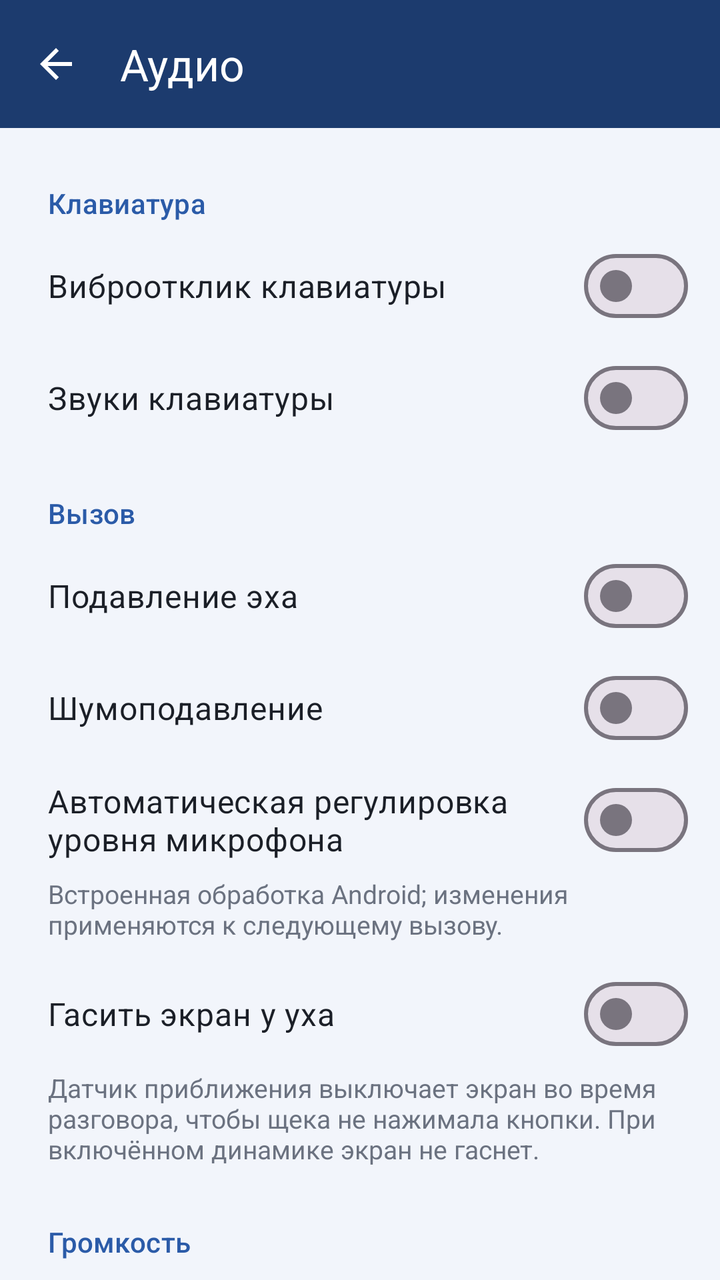
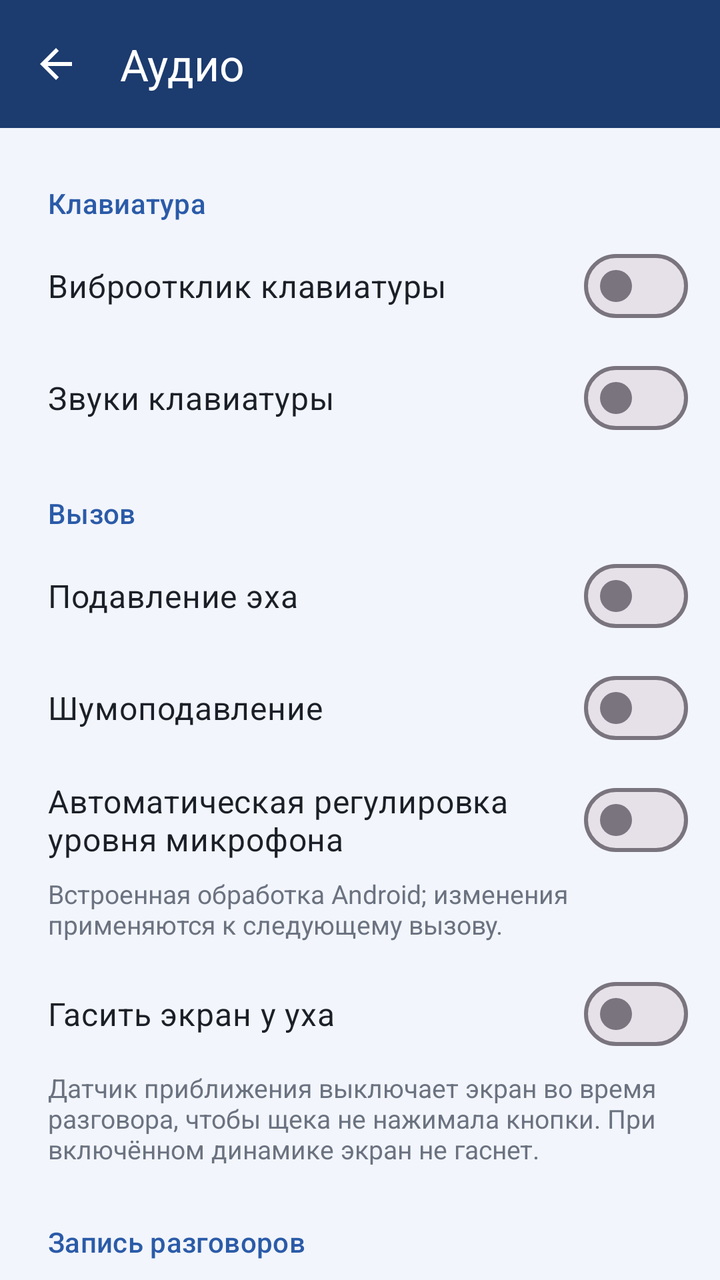

Before-and-after screenshots of an Android layout around one commit, followed by the original layout XML and the change that was made.
<!-- AndroidManifest.xml: application theme Theme.IaxPhone -->
<!-- res/layout/activity_audio.xml -->
<?xml version="1.0" encoding="utf-8"?>
<LinearLayout xmlns:android="http://schemas.android.com/apk/res/android"
    xmlns:app="http://schemas.android.com/apk/res-auto"
    android:id="@+id/root"
    android:layout_width="match_parent"
    android:layout_height="match_parent"
    android:background="@color/page_bg"
    android:orientation="vertical">

    <com.google.android.material.appbar.MaterialToolbar
        android:id="@+id/toolbar"
        android:layout_width="match_parent"
        android:layout_height="wrap_content"
        android:background="@color/top_bar"
        android:minHeight="?attr/actionBarSize"
        android:theme="@style/TopBarOverlay"
        app:navigationIcon="@drawable/ic_arrow_back"
        app:navigationIconTint="@android:color/white"
        app:title="@string/audio"
        app:titleTextColor="@android:color/white" />

    <androidx.core.widget.NestedScrollView
        android:id="@+id/content"
        android:layout_width="match_parent"
        android:layout_height="match_parent">

        <LinearLayout
            android:layout_width="match_parent"
            android:layout_height="wrap_content"
            android:orientation="vertical"
            android:paddingStart="24dp"
            android:paddingTop="8dp"
            android:paddingEnd="16dp"
            android:paddingBottom="24dp">

            
            <TextView style="@style/SettingsSection" android:text="@string/audio_keypad" />

            <com.google.android.material.materialswitch.MaterialSwitch
                android:id="@+id/keyVibrate"
                style="@style/SettingsSwitch"
                android:text="@string/audio_key_vibrate" />

            <com.google.android.material.materialswitch.MaterialSwitch
                android:id="@+id/keySound"
                style="@style/SettingsSwitch"
                android:text="@string/audio_key_sound" />

            
            <TextView style="@style/SettingsSection" android:text="@string/audio_call" />

            <com.google.android.material.materialswitch.MaterialSwitch
                android:id="@+id/echoCancel"
                style="@style/SettingsSwitch"
                android:text="@string/audio_echo" />

            <com.google.android.material.materialswitch.MaterialSwitch
                android:id="@+id/noiseSuppress"
                style="@style/SettingsSwitch"
                android:text="@string/audio_noise" />

            <com.google.android.material.materialswitch.MaterialSwitch
                android:id="@+id/autoGain"
                style="@style/SettingsSwitch"
                android:text="@string/audio_agc" />

            <TextView
                android:id="@+id/effectsHint"
                style="@style/SettingsHint"
                android:text="@string/audio_effects_hint" />

            <com.google.android.material.materialswitch.MaterialSwitch
                android:id="@+id/proximity"
                style="@style/SettingsSwitch"
                android:text="@string/audio_proximity" />

            <TextView
                style="@style/SettingsHint"
                android:text="@string/audio_proximity_hint" />

            
            <TextView style="@style/SettingsSection" android:text="@string/audio_volume" />

            <TextView
                android:id="@+id/speakerLabel"
                android:layout_width="wrap_content"
                android:layout_height="wrap_content"
                android:layout_marginTop="8dp"
                android:textColor="@color/key_text"
                android:textSize="16sp" />

            <com.google.android.material.slider.Slider
                android:id="@+id/speakerGain"
                android:layout_width="match_parent"
                android:layout_height="wrap_content"
                android:contentDescription="@string/audio_speaker_gain"
                android:stepSize="1"
                android:valueFrom="-6"
                android:valueTo="12"
                app:labelBehavior="gone" />

            <TextView
                android:id="@+id/micLabel"
                android:layout_width="wrap_content"
                android:layout_height="wrap_content"
                android:layout_marginTop="8dp"
                android:textColor="@color/key_text"
                android:textSize="16sp" />

            <com.google.android.material.slider.Slider
                android:id="@+id/micGain"
                android:layout_width="match_parent"
                android:layout_height="wrap_content"
                android:contentDescription="@string/audio_mic_gain"
                android:stepSize="1"
                android:valueFrom="-6"
                android:valueTo="12"
                app:labelBehavior="gone" />

            <TextView
                style="@style/SettingsHint"
                android:text="@string/audio_gain_hint" />
        </LinearLayout>
    </androidx.core.widget.NestedScrollView>
</LinearLayout>
<!-- resources referenced by this layout -->
<resources>
  <color name="key_text">#1B1F27</color>
  <color name="page_bg">#F2F5FB</color>
  <color name="top_bar">#1C3B6E</color>
  <!-- drawable ic_arrow_back (drawable) -->
  <vector xmlns:android="http://schemas.android.com/apk/res/android"
      android:width="24dp" android:height="24dp" android:viewportWidth="24" android:viewportHeight="24"
      android:tint="?attr/colorControlNormal">
      <path android:fillColor="@android:color/white"
          android:pathData="M20,11H7.83l5.59,-5.59L12,4l-8,8 8,8 1.41,-1.41L7.83,13H20v-2z" />
  </vector>
  <string name="audio">Аудио</string>
  <string name="audio_agc">Автоматическая регулировка уровня микрофона</string>
  <string name="audio_call">Вызов</string>
  <string name="audio_echo">Подавление эха</string>
  <string name="audio_effects_hint">Встроенная обработка Android; изменения применяются к следующему вызову.</string>
  <string name="audio_gain_hint">Действует сразу, в том числе во время разговора. Слишком большое усиление может давать хрип.</string>
  <string name="audio_key_sound">Звуки клавиатуры</string>
  <string name="audio_key_vibrate">Виброотклик клавиатуры</string>
  <string name="audio_keypad">Клавиатура</string>
  <string name="audio_mic_gain">Усиление микрофона</string>
  <string name="audio_noise">Шумоподавление</string>
  <string name="audio_proximity">Гасить экран у уха</string>
  <string name="audio_proximity_hint">Датчик приближения выключает экран во время разговора, чтобы щека не нажимала кнопки. При включённом динамике экран не гаснет.</string>
  <string name="audio_speaker_gain">Усиление динамика</string>
  <string name="audio_volume">Громкость</string>
  <style name="SettingsHint">
          <item name="android:layout_width">match_parent</item>
          <item name="android:layout_height">wrap_content</item>
          <item name="android:layout_marginEnd">8dp</item>
          <item name="android:layout_marginBottom">8dp</item>
          <item name="android:textColor">@color/text_secondary</item>
          <item name="android:textSize">13sp</item>
      </style>
  <style name="SettingsSection">
          <item name="android:layout_width">wrap_content</item>
          <item name="android:layout_height">wrap_content</item>
          <item name="android:layout_marginTop">20dp</item>
          <item name="android:layout_marginBottom">4dp</item>
          <item name="android:textAppearance">?attr/textAppearanceTitleSmall</item>
          <item name="android:textColor">@color/top_bar_primary</item>
      </style>
  <style name="SettingsSwitch">
          <item name="android:layout_width">match_parent</item>
          <item name="android:layout_height">wrap_content</item>
          <item name="android:minHeight">56dp</item>
          <item name="android:textColor">@color/key_text</item>
          <item name="android:textSize">16sp</item>
      </style>
  <style name="TopBarOverlay" parent="ThemeOverlay.Material3.Dark.ActionBar" />
  <style name="Theme.IaxPhone" parent="Theme.Material3.DayNight.NoActionBar">
          <item name="colorPrimary">@color/top_bar_primary</item>
          <item name="colorOnPrimary">@color/on_primary</item>
          <item name="colorSecondaryContainer">@color/key_bg</item>
          <item name="android:windowBackground">@color/page_bg</item>
      </style>
  <color name="text_secondary">#6B7280</color>
  <color name="top_bar_primary">#2B5BA8</color>
  <color name="on_primary">#FFFFFF</color>
  <color name="key_bg">#FFFFFF</color>
</resources>

<!-- the commit's change to res/layout/activity_audio.xml (unified diff, before → after) -->
@@ -79,6 +79,18 @@
                 android:text="@string/audio_proximity_hint" />
 
             
+            <TextView style="@style/SettingsSection" android:text="@string/audio_recording" />
+
+            <com.google.android.material.materialswitch.MaterialSwitch
+                android:id="@+id/autoRecord"
+                style="@style/SettingsSwitch"
+                android:text="@string/audio_auto_record" />
+
+            <TextView
+                android:id="@+id/recordingHint"
+                style="@style/SettingsHint" />
+
+            
             <TextView style="@style/SettingsSection" android:text="@string/audio_volume" />
 
             <TextView
<!-- resource entries referenced after the edit -->
@@ -12,6 +12,7 @@
   </vector>
   <string name="audio">Аудио</string>
   <string name="audio_agc">Автоматическая регулировка уровня микрофона</string>
+  <string name="audio_auto_record">Записывать все разговоры</string>
   <string name="audio_call">Вызов</string>
   <string name="audio_echo">Подавление эха</string>
   <string name="audio_effects_hint">Встроенная обработка Android; изменения применяются к следующему вызову.</string>
@@ -23,6 +24,7 @@
   <string name="audio_noise">Шумоподавление</string>
   <string name="audio_proximity">Гасить экран у уха</string>
   <string name="audio_proximity_hint">Датчик приближения выключает экран во время разговора, чтобы щека не нажимала кнопки. При включённом динамике экран не гаснет.</string>
+  <string name="audio_recording">Запись разговоров</string>
   <string name="audio_speaker_gain">Усиление динамика</string>
   <string name="audio_volume">Громкость</string>
   <style name="SettingsHint">
